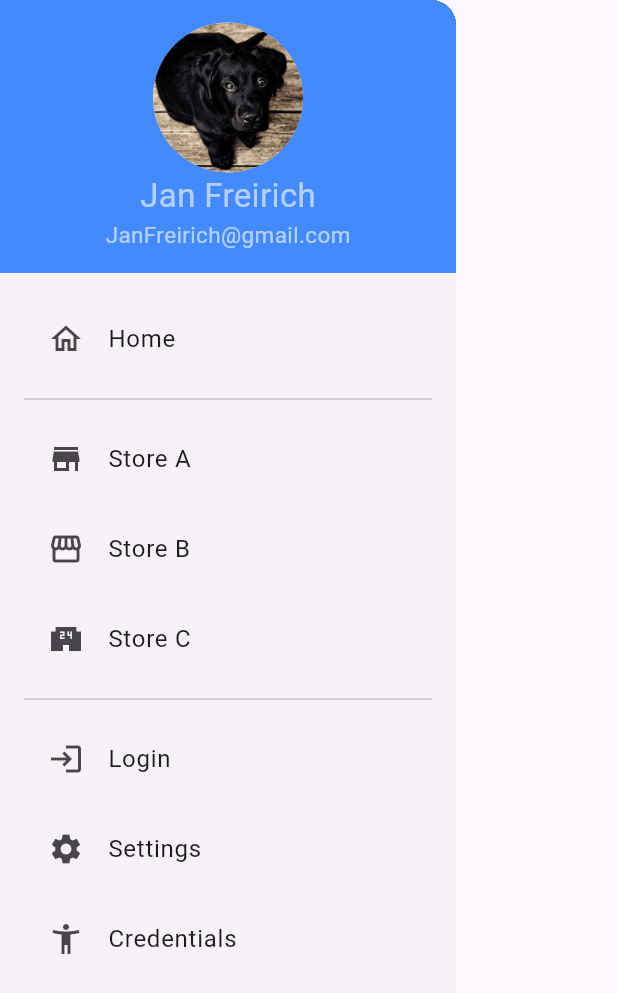
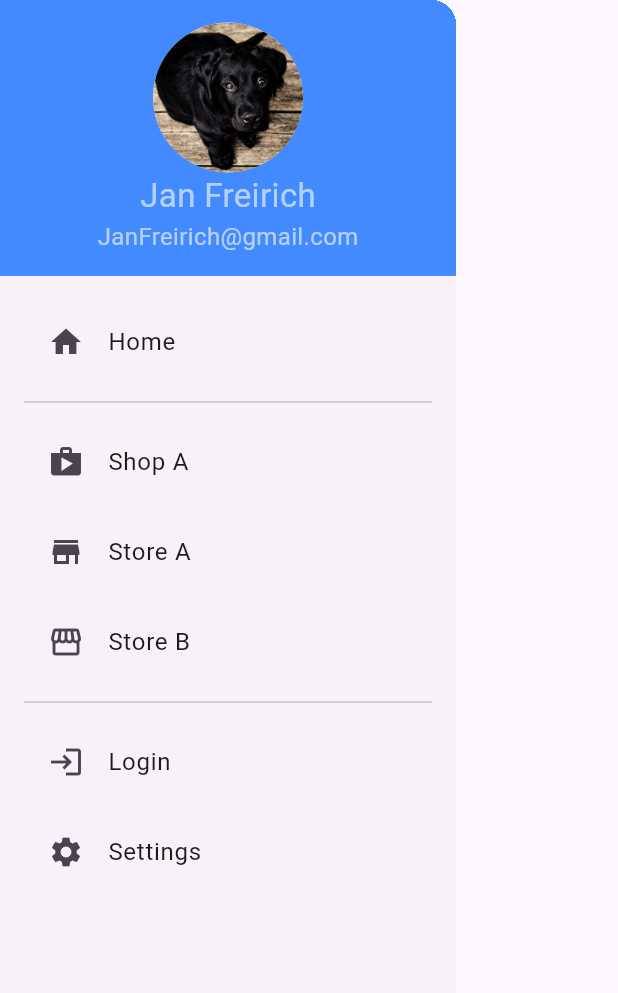
Before and after one commit to ftwr42/where_is_it_frontend, a Flutter app: the WiiDrawer widget shown alone on an empty page, opened directly, on a phone screen of 412 x 824 dp. Shown: the top 993 px of the screen. Run offline on Flutter 3.47's test engine with Material 2 defaults, Android fonts, the phone set to English and light mode, and no system bars; our stand-ins replace hive; accounts and stored records are empty.

Commit message:
drawer simple finish

```diff
--- a/lib/drawer/drawer.dart
+++ b/lib/drawer/drawer.dart
@@ -1,8 +1,39 @@
 import 'package:flutter/material.dart';
 
-class WiiDrawer extends StatelessWidget {
-  const WiiDrawer({super.key});
+class WiiDrawer extends StatefulWidget {
+  final List credentialList = [
+    {
+      'text': "Jan Freirich",
+      'style': const TextStyle(fontSize: 22, color: Colors.white60)
+    },
+    {
+      'text': "JanFreirich@gmail.com",
+      'style': const TextStyle(fontSize: 16, color: Colors.white60)
+    },
+  ];
 
+  final List menuList = [
+    {'leading': Icon(Icons.home), 'title': "Home", 'route': ""},
+  ];
+
+  final List shopList = [
+    {'leading': Icon(Icons.shop), 'title': "Shop A", 'route': ""},
+    {'leading': Icon(Icons.store), 'title': "Store A", 'route': ""},
+    {'leading': Icon(Icons.storefront), 'title': "Store B", 'route': ""},
+  ];
+
+  final List settingsList = [
+    {'leading': Icon(Icons.login), 'title': "Login", 'route': ""},
+    {'leading': Icon(Icons.settings), 'title': "Settings", 'route': ""},
+  ];
+
+  WiiDrawer({super.key});
+
+  @override
+  State<WiiDrawer> createState() => _WiiDrawerState();
+}
+
+class _WiiDrawerState extends State<WiiDrawer> {
   @override
   Widget build(BuildContext context) {
     return Drawer(
@@ -22,26 +53,14 @@ class WiiDrawer extends StatelessWidget {
     return Container(
       color: Colors.blueAccent,
       padding: EdgeInsets.only(top: 15, bottom: 15),
-      child: const Column(
+      child: Column(
         children: [
           CircleAvatar(
             backgroundImage: AssetImage('assets/images/237-536x354.jpg'),
             radius: 50,
           ),
-          Text(
-            "Jan Freirich",
-            style: TextStyle(
-              fontSize: 22,
-              color: Colors.white60,
-            ),
-          ),
-          Text(
-            "JanFreirich@gmail.com",
-            style: TextStyle(
-              fontSize: 15,
-              color: Colors.white60,
-            ),
-          ),
+          credentialText(widget.credentialList[0]),
+          credentialText(widget.credentialList[1]),
         ],
       ),
     );
@@ -53,45 +72,29 @@ class WiiDrawer extends StatelessWidget {
       child: Wrap(
         runSpacing: 4,
         children: [
-          ListTile(
-            leading: Icon(Icons.home_outlined),
-            title: Text("Home"),
-            onTap: () {},
-          ),
+          drawerItem(widget.menuList[0]),
           Divider(),
-          ListTile(
-            leading: Icon(Icons.store),
-            title: Text("Store A"),
-            onTap: () {},
-          ),
-          ListTile(
-            leading: Icon(Icons.storefront),
-            title: Text("Store B"),
-            onTap: () {},
-          ),
-          ListTile(
-            leading: Icon(Icons.local_convenience_store_sharp),
-            title: Text("Store C"),
-            onTap: () {},
-          ),
+          drawerItem(widget.shopList[0]),
+          drawerItem(widget.shopList[1]),
+          drawerItem(widget.shopList[2]),
           Divider(),
-          ListTile(
-            leading: Icon(Icons.login),
-            title: Text("Login"),
-            onTap: () {},
-          ),
-          ListTile(
-            leading: Icon(Icons.settings),
-            title: Text("Settings"),
-            onTap: () {},
-          ),
-          ListTile(
-            leading: Icon(Icons.accessibility_new_outlined),
-            title: Text("Credentials"),
-            onTap: () {},
-          ),
+          drawerItem(widget.settingsList[0]),
+          drawerItem(widget.settingsList[1]),
         ],
       ),
     );
   }
+
+  Widget drawerItem(Map<String, dynamic> item) => ListTile(
+        leading: item['leading'],
+        title: Text(item['title']),
+        onTap: () {
+          // Navigator.push(context, item['route']);
+        },
+      );
+
+  Widget credentialText(Map<String, dynamic> item) => Text(
+        item['text'],
+        style: item['style'],
+      );
 }
```
Also changed, not shown: lib/drawer/drawer_header.dart (deleted, +0 -36 lines), lib/drawer/drawer_model.dart (+11 -4 lines), lib/drawer/drawer_body.dart (deleted), lib/drawer/drawer_bottom.dart (deleted).
